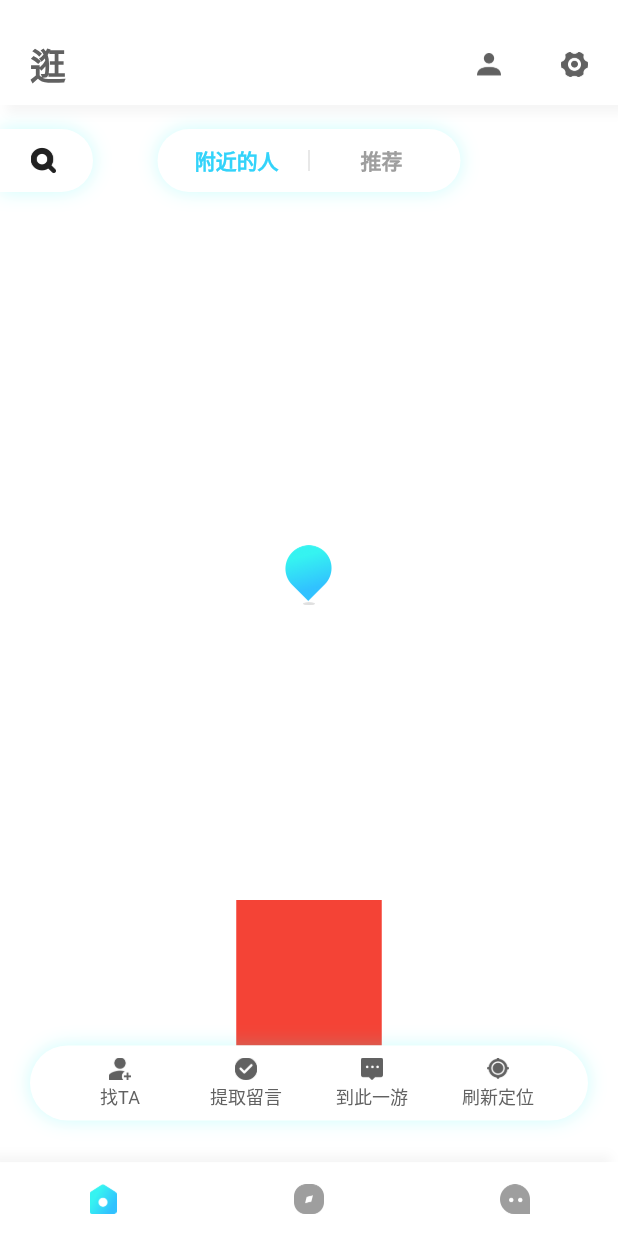
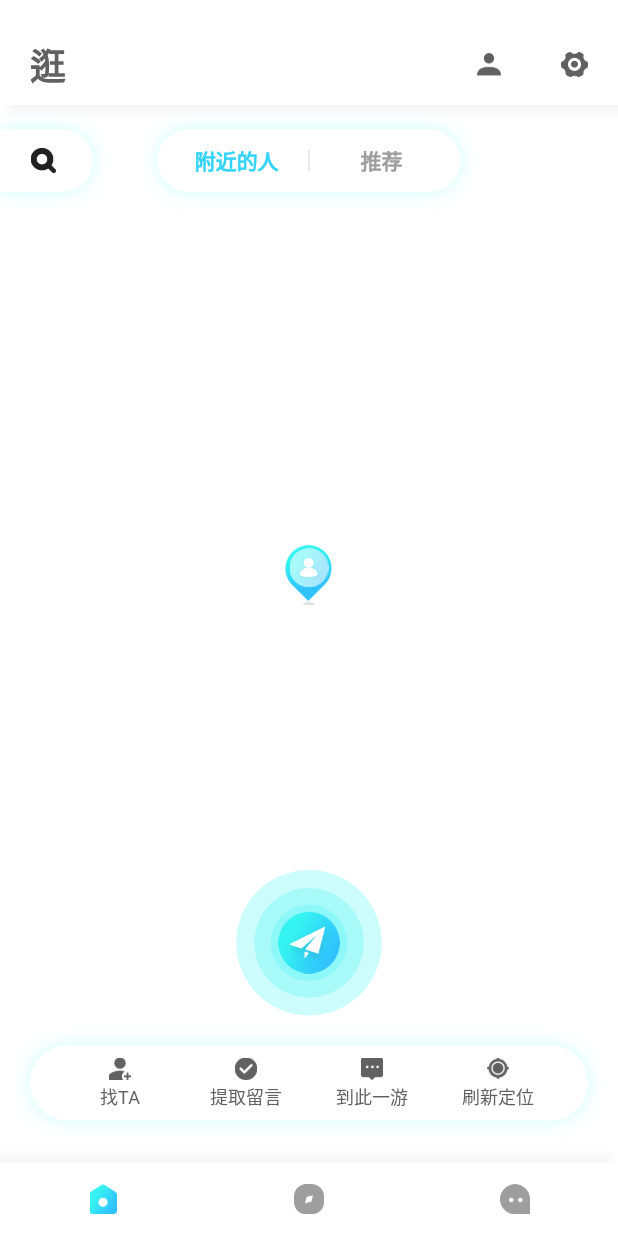
Before and after one commit to hbwangcaihua/Flutter-Apuray, a Flutter app: the screen it shows after launch, on a phone screen of 412 x 824 dp. Run offline on Flutter 3.47's test engine with Material 2 defaults, Android fonts, the phone set to English and light mode, and no system bars.

Commit message:
首页静态布局处理完成

```diff
--- a/lib/page/main/home/home_page.dart
+++ b/lib/page/main/home/home_page.dart
@@ -171,14 +171,20 @@ class _HomePage extends State<HomePage> with AutomaticKeepAliveClientMixin{
                   ),
                 ),
                 Container(
-                  color: Colors.red,
-                  height: 97,
-                  width: 97,
+                  height: 137,
+                  width: 137,
+                  child: findingViews(context),
                 ),
               ],
             ),
             Center(
               child: Image(image: AssetImage("static/images/home_mylocation.png"),width:32,height:40),
+            ),
+            Center(
+              child: Container(
+                padding: EdgeInsets.only(bottom: 10),
+                child: Image(image: AssetImage("static/images/home_headicon.png"),width:26,height:26),
+              ),
             ),
           ],
         ),
@@ -269,4 +275,38 @@ class _HomePage extends State<HomePage> with AutomaticKeepAliveClientMixin{
     );
   }
 
+  //搜寻区域
+  Widget findingViews(BuildContext context){
+    return Stack(
+      alignment: Alignment.center,
+      children: <Widget>[
+        Container(
+          width: 97,
+          height: 97,
+          decoration: BoxDecoration(
+            color: Color(0x3F36F3F1),
+            borderRadius: BorderRadius.all(Radius.circular(97/2)),
+          ),
+        ),
+        Container(
+          width: 73,
+          height: 73,
+          decoration: BoxDecoration(
+            color: Color(0x3F36F3F1),
+            borderRadius: BorderRadius.all(Radius.circular(73/2)),
+          ),
+        ),
+        Container(
+          width: 51,
+          height: 51,
+          decoration: BoxDecoration(
+            color: Color(0x3F36F3F1),
+            borderRadius: BorderRadius.all(Radius.circular(51/2)),
+          ),
+        ),
+        Image(image: AssetImage("static/images/home_send.png"),width:41,height:41)
+      ],
+    );
+  }
+
 }
--- a/pubspec.yaml
+++ b/pubspec.yaml
@@ -61,6 +61,7 @@ flutter:
   - static/images/home_menu4.png
   - static/images/home_mylocation.png
   - static/images/home_find.png
+  - static/images/home_send.png
 
 
   # An image asset can refer to one or more resolution-specific "variants", see
```
Also changed, not shown: static/images/home_send.png (added).
